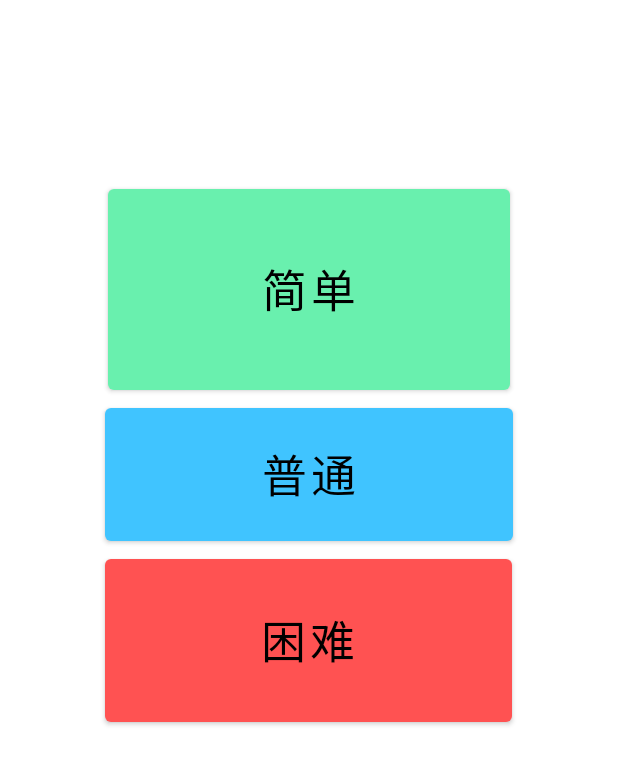
After one commit to jkmow3/test, an Android app: the layout activity_game2.xml on its own in the app's theme, with its tools: preview values and no code run, on a phone screen of 412 x 824 dp. The commit adds this screen. Shown: the top 765 px of the screen. Run offline under Robolectric (Android 15) with nearby library versions, the phone set to English and light mode, and no system bars.

Commit message:
俄罗斯方块

```diff
--- a/MyApplication/app/src/main/AndroidManifest.xml
+++ b/MyApplication/app/src/main/AndroidManifest.xml
@@ -9,12 +9,14 @@
         android:roundIcon="@mipmap/ic_launcher_round"
         android:supportsRtl="true"
         android:theme="@style/Theme.MyApplication">
-        <activity android:name=".MainActivity">
+        <activity android:name=".GameActivity2">
             <intent-filter>
                 <action android:name="android.intent.action.MAIN" />
-
                 <category android:name="android.intent.category.LAUNCHER" />
             </intent-filter>
+        </activity>
+        <activity android:name=".MainActivity">
+
         </activity>
     </application>
 
--- a/MyApplication/app/src/main/java/com/example/myapplication/Config.java
+++ b/MyApplication/app/src/main/java/com/example/myapplication/Config.java
@@ -9,5 +9,5 @@ public class Config {
     public static int xWidth;
     public static int yHight;
     public static int PADDing;
-    public static final int SP_PADDING = 40;
+    public static final int SP_PADDING = 30;
 }
--- /dev/null
+++ b/MyApplication/app/src/main/res/layout/activity_game2.xml
@@ -0,0 +1,44 @@
+<?xml version="1.0" encoding="utf-8"?>
+<LinearLayout xmlns:android="http://schemas.android.com/apk/res/android"
+    xmlns:app="http://schemas.android.com/apk/res-auto"
+    xmlns:tools="http://schemas.android.com/tools"
+    android:layout_width="match_parent"
+    android:layout_height="match_parent"
+    tools:context=".GameActivity2"
+    android:orientation="vertical"
+    android:weightSum="1">
+    <Button
+        android:layout_width="268dp"
+        android:layout_height="wrap_content"
+        android:layout_gravity="center"
+        android:layout_marginTop="120dp"
+        android:layout_weight="0.16"
+        android:onClick="onClick_easy"
+        android:text="简单"
+        android:textColor="#000"
+        android:textSize="30dp"
+
+        app:backgroundTint="#69F0AE" />
+
+    <Button
+        android:layout_width="272dp"
+        android:layout_height="wrap_content"
+        android:layout_gravity="center"
+        android:layout_weight="0.07"
+        android:onClick="onClick_usally"
+        android:text="普通"
+        android:textColor="#000"
+        android:textSize="30dp"
+        app:backgroundTint="#40C4FF" />
+
+    <Button
+        android:layout_width="271dp"
+        android:layout_height="wrap_content"
+        android:layout_gravity="center"
+        android:layout_weight="0.11"
+        android:onClick="onClick_diffcult"
+        android:text="困难"
+        android:textColor="#000"
+        android:textSize="30dp"
+        app:backgroundTint="#FF5252" />
+</LinearLayout>
--- /dev/null
+++ b/MyApplication/app/src/main/res/values/dimens.xml
@@ -0,0 +1,3 @@
+<resources>
+    <dimen name="fab_margin">16dp</dimen>
+</resources>
```
Also changed, not shown: MyApplication/app/src/main/java/com/example/myapplication/GameActivity2.java (added, +37 -0 lines), MyApplication/app/src/main/java/com/example/myapplication/MainActivity.java (+10 -10 lines), MyApplication/app/src/main/java/com/example/myapplication/control/Gamecontrol.java (+30 -17 lines), MyApplication/app/src/main/java/com/example/myapplication/model/Boxsmodel.java (+8 -10 lines), MyApplication/app/src/main/java/com/example/myapplication/model/Mapsmodel.java (+4 -4 lines), MyApplication/app/src/main/java/com/example/myapplication/model/Scoremodel.java (+12 -10 lines), MyApplication/app/src/main/java/com/example/myapplication/utils/SQLUtils.java (+9 -9 lines), MyApplication/app/src/main/res/navigation/nav_graph.xml (added, +28 -0 lines), MyApplication/app/src/main/res/values/strings.xml (+9 -0 lines), MyApplication/app/src/main/res/values/themes.xml (+9 -0 lines).
